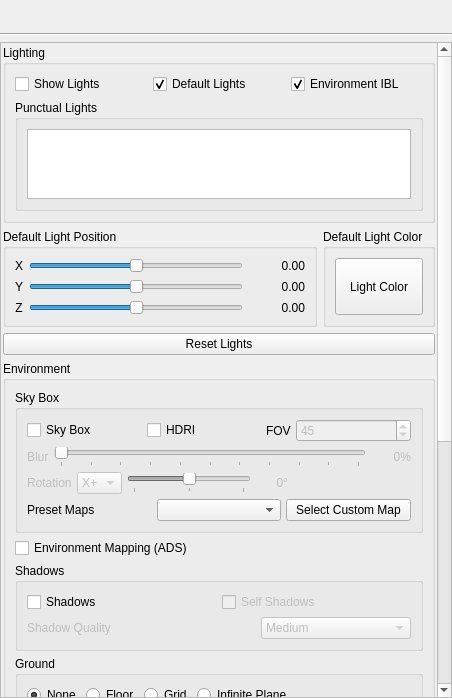
Above: ui/VisualizationEnvironmentPanel.ui from sharjith/ModelViewer-Qt before the change. Below: the same form after it.
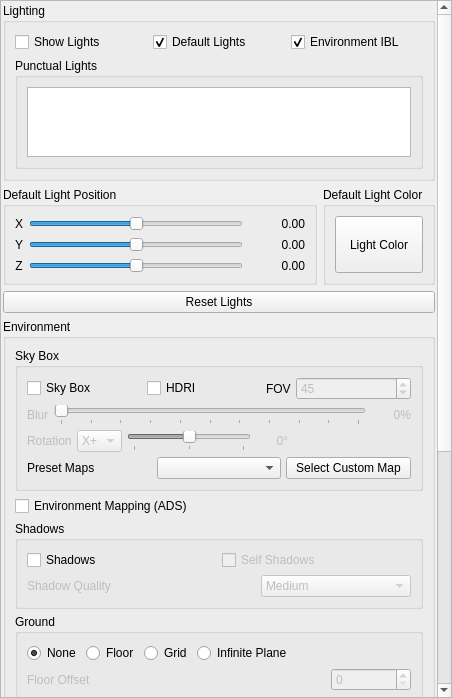
That is the form after the change. Icons and pictures are not drawn.

Commit message: Replace Qt-ADS with native QMdiArea + QDockWidget for documents/tool panels

```diff
--- a/ui/VisualizationEnvironmentPanel.ui
+++ b/ui/VisualizationEnvironmentPanel.ui
@@ -34,61 +34,6 @@
     <number>0</number>
    </property>
    <item row="0" column="0">
-    <layout class="QHBoxLayout" name="toolbarLayout">
-     <property name="spacing">
-      <number>4</number>
-     </property>
-     <property name="leftMargin">
-      <number>2</number>
-     </property>
-     <property name="topMargin">
-      <number>2</number>
-     </property>
-     <property name="rightMargin">
-      <number>2</number>
-     </property>
-     <property name="bottomMargin">
-      <number>2</number>
-     </property>
-     <item>
-      <widget class="QToolButton" name="toolButtonDetach">
-       <property name="toolTip">
-        <string>Detach from panel</string>
-       </property>
-       <property name="icon">
-        <iconset resource="../ModelViewer.qrc">
-         <normaloff>:/icons/res/detach.png</normaloff>:/icons/res/detach.png</iconset>
-       </property>
-       <property name="iconSize">
-        <size>
-         <width>16</width>
-         <height>16</height>
-        </size>
-       </property>
-       <property name="autoRaise">
-        <bool>true</bool>
-       </property>
-      </widget>
-     </item>
-     <item>
-      <spacer name="toolbarStretch">
-       <property name="orientation">
-        <enum>Qt::Orientation::Horizontal</enum>
-       </property>
-       <property name="sizeType">
-        <enum>QSizePolicy::Policy::Expanding</enum>
-       </property>
-       <property name="sizeHint" stdset="0">
-        <size>
-         <width>40</width>
-         <height>20</height>
-        </size>
-       </property>
-      </spacer>
-     </item>
-    </layout>
-   </item>
-   <item row="2" column="0">
     <widget class="QScrollArea" name="scrollArea">
      <property name="sizePolicy">
       <sizepolicy hsizetype="Expanding" vsizetype="Expanding">
@@ -1485,16 +1430,6 @@
      </widget>
     </widget>
    </item>
-   <item row="1" column="0">
-    <widget class="QFrame" name="lineSeparator">
-     <property name="frameShape">
-      <enum>QFrame::Shape::HLine</enum>
-     </property>
-     <property name="frameShadow">
-      <enum>QFrame::Shadow::Sunken</enum>
-     </property>
-    </widget>
-   </item>
   </layout>
  </widget>
  <resources>
```
The commit also changes 14 other files.
